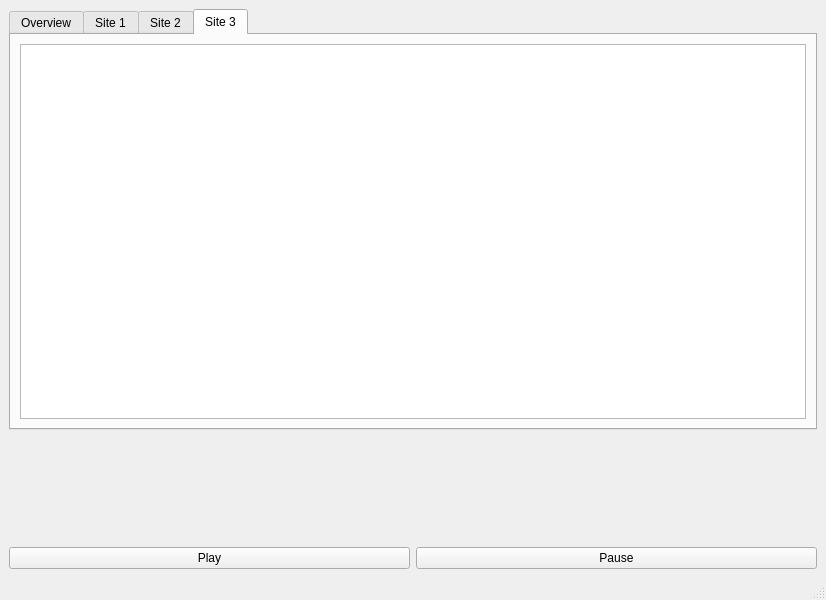
Old version of the form ExtraBees2/src/gui/gui.ui in the repository advancedrendering/project.
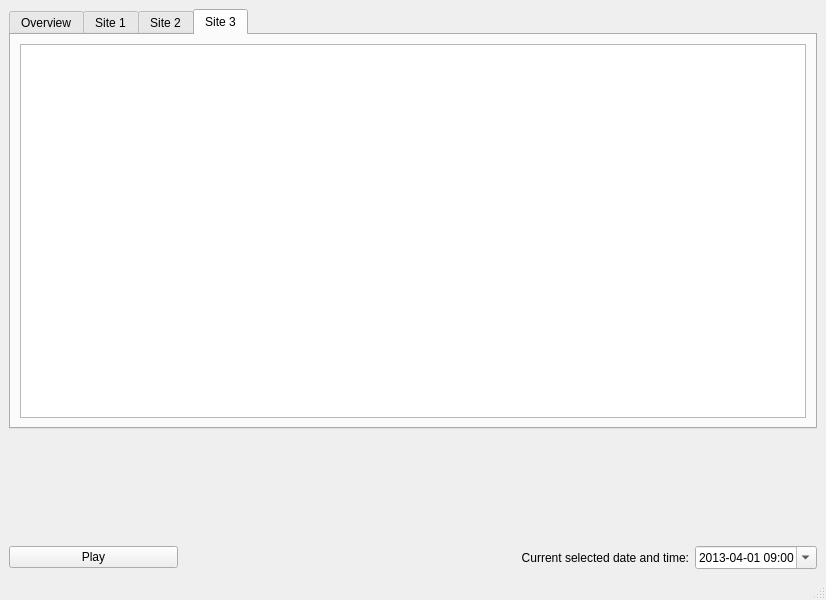
New version of the form. The open tabs and pages were chosen to show the change. Custom widgets are drawn as their Qt base class.

Patch:
```diff
--- a/ExtraBees2/src/gui/gui.ui
+++ b/ExtraBees2/src/gui/gui.ui
@@ -107,7 +107,7 @@
     </item>
     <item>
      <widget class="QWidget" name="buttonContainer" native="true">
-      <layout class="QHBoxLayout" name="horizontalLayout">
+      <layout class="QHBoxLayout" name="horizontalLayout" stretch="1,3,0">
        <property name="margin">
         <number>0</number>
        </property>
@@ -119,9 +119,49 @@
         </widget>
        </item>
        <item>
-        <widget class="QPushButton" name="pauseButton">
+        <widget class="QLabel" name="label">
+         <property name="layoutDirection">
+          <enum>Qt::LeftToRight</enum>
+         </property>
          <property name="text">
-          <string>Pause</string>
+          <string>Current selected date and time:</string>
+         </property>
+         <property name="alignment">
+          <set>Qt::AlignRight|Qt::AlignTrailing|Qt::AlignVCenter</set>
+         </property>
+        </widget>
+       </item>
+       <item>
+        <widget class="QDateTimeEdit" name="dateTimeEdit">
+         <property name="dateTime">
+          <datetime>
+           <hour>9</hour>
+           <minute>0</minute>
+           <second>0</second>
+           <year>2013</year>
+           <month>4</month>
+           <day>1</day>
+          </datetime>
+         </property>
+         <property name="maximumDate">
+          <date>
+           <year>2099</year>
+           <month>12</month>
+           <day>31</day>
+          </date>
+         </property>
+         <property name="minimumDate">
+          <date>
+           <year>2000</year>
+           <month>1</month>
+           <day>1</day>
+          </date>
+         </property>
+         <property name="displayFormat">
+          <string>yyyy-MM-dd HH:mm</string>
+         </property>
+         <property name="calendarPopup">
+          <bool>true</bool>
          </property>
         </widget>
        </item>
```
Left out of the diff: 6 changed lines with no effect on the pictures.
